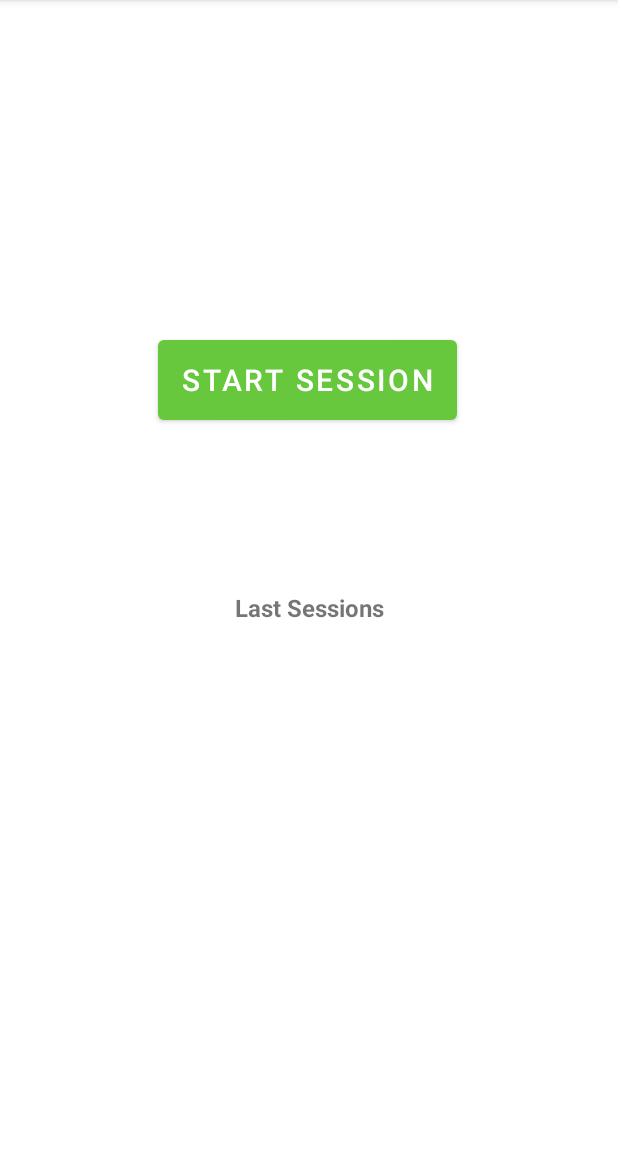
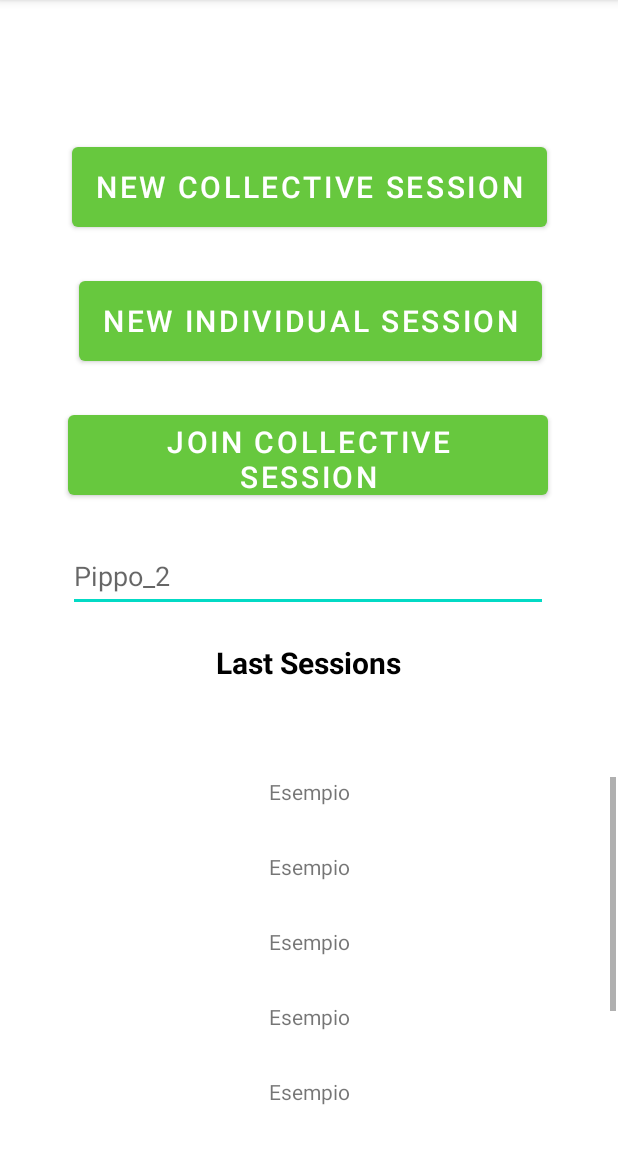
Before and after one commit to CarmeloAparo/TrainingStat, an Android app: the screen it shows after launch (MenuActivity), after a tap on "CONFIRM", on a phone screen of 412 x 824 dp, the part 84-1236 px from its top. Run offline under Robolectric (Android 15) with nearby library versions, the phone set to English and light mode, and no system bars.

Commit message:
[WIP] Menu activity structure

```diff
--- a/TrainingStat/app/src/main/java/it/unipi/dii/trainingstat/gui/MainActivity.java
+++ b/TrainingStat/app/src/main/java/it/unipi/dii/trainingstat/gui/MainActivity.java
@@ -20,7 +20,7 @@ public class MainActivity extends AppCompatActivity implements View.OnClickListe
         setContentView(R.layout.activity_main);
 
         // retrieve all relevant references of the initial activity
-        Button ConfirmButton = findViewById(R.id.ConfirmButton);
+        Button ConfirmButton = findViewById(R.id.mainConfirmButton);
 
         ConfirmButton.setOnClickListener(this);
 
@@ -29,7 +29,7 @@ public class MainActivity extends AppCompatActivity implements View.OnClickListe
     @Override
     public void onClick(View v) {
 
-        EditText UsernameInput = findViewById(R.id.editTextUsernameName);
+        EditText UsernameInput = findViewById(R.id.mainUsernameET);
         String Username = UsernameInput.getText().toString();
 
         // the username "aggregatedResults" is not usable
@@ -39,6 +39,10 @@ public class MainActivity extends AppCompatActivity implements View.OnClickListe
 
         }else {
 
+            /* TODO recuperare informazioni utente se esiste lo username
+             *  oppure inserire un nuovo ingresso nel DB per questo utente
+             */
+
             Intent i = new Intent(this, MenuActivity.class);
             i.putExtra("username", Username);
             startActivity(i);
--- a/TrainingStat/app/src/main/java/it/unipi/dii/trainingstat/gui/MenuActivity.java
+++ b/TrainingStat/app/src/main/java/it/unipi/dii/trainingstat/gui/MenuActivity.java
@@ -1,12 +1,12 @@
 package it.unipi.dii.trainingstat.gui;
-
-import androidx.appcompat.app.AppCompatActivity;
 
 import android.content.Intent;
 import android.os.Bundle;
 import android.view.View;
-import android.widget.Button;
 import android.widget.TextView;
+import android.widget.Toast;
+
+import androidx.appcompat.app.AppCompatActivity;
 
 import it.unipi.dii.trainingstat.R;
 import it.unipi.dii.trainingstat.SessionActivity;
@@ -22,16 +22,41 @@ public class MenuActivity extends AppCompatActivity {
 
         Intent i = getIntent();
         Username = i.getStringExtra("username");
-        TextView UsernameTextView = (TextView) findViewById(R.id.textViewUsername);
+        TextView UsernameTextView = findViewById(R.id.menuUsernameTV);
         UsernameTextView.setText(Username);
+
+        // TODO recuperare lista last sessions se presente
 
     }
 
-    public void StartSessionButtonClicked(View v){
+    public void newCollectiveSessionButtonClicked(View v){
+        Toast.makeText(this, "New collective session", Toast.LENGTH_SHORT).show();
+
+        /* TODO: generate una nuova session ID e aggiornare il DB
+        *    lanciare la attività dell'allenatore */
+
+    }
+
+    public void newIndividualSessionButtonClicked(View v){
 
         Intent i = new Intent(this, SessionActivity.class);
-        i.putExtra("sessionId", Username);
+        i.putExtra("username", Username);
+        /* TODO: generate una nuova session ID e aggiornare il DB
+        */
+        i.putExtra("sessionId", Username + "_2"); // CAMBIARE QUESTO VALORE HARD CODED
         startActivity(i);
+
+    }
+
+    public void joinCollectiveSessionButtonClicked(View v){
+        Toast.makeText(this, "Join collective session", Toast.LENGTH_SHORT).show();
+
+
+        /* TODO: controllare che sia stato inserito qualcosa nell'edit text
+        *   controllare che la sessione esista e che abbia status "started"
+        *   in caso di errore mostrare un toast informativo
+        *   altrimenti avviare la prossima attività
+        */
 
     }
 
--- a/TrainingStat/app/src/main/res/layout/activity_main.xml
+++ b/TrainingStat/app/src/main/res/layout/activity_main.xml
@@ -8,7 +8,7 @@
     tools:context=".gui.MainActivity">
 
     <Button
-        android:id="@+id/ConfirmButton"
+        android:id="@+id/mainConfirmButton"
         android:layout_width="0dp"
         android:layout_height="60dp"
         android:layout_marginStart="100dp"
@@ -21,7 +21,7 @@
         app:layout_constraintStart_toStartOf="parent" />
 
     <TextView
-        android:id="@+id/textViewInsertUsername"
+        android:id="@+id/mainInsertUsernameTV"
         android:layout_width="wrap_content"
         android:layout_height="wrap_content"
         android:layout_marginTop="24dp"
@@ -29,7 +29,7 @@
         android:textColor="#000000"
         android:textSize="34sp"
         android:textStyle="bold"
-        app:layout_constraintBottom_toTopOf="@+id/editTextUsernameName"
+        app:layout_constraintBottom_toTopOf="@+id/mainUsernameET"
         app:layout_constraintEnd_toEndOf="parent"
         app:layout_constraintHorizontal_bias="0.495"
         app:layout_constraintStart_toStartOf="parent"
@@ -37,7 +37,7 @@
         app:layout_constraintVertical_bias="0.543" />
 
     <EditText
-        android:id="@+id/editTextUsernameName"
+        android:id="@+id/mainUsernameET"
         android:layout_width="0dp"
         android:layout_height="70dp"
         android:layout_marginStart="32dp"
@@ -48,7 +48,7 @@
         android:importantForAccessibility="auto"
         android:importantForAutofill="no"
         android:inputType="textPersonName"
-        app:layout_constraintBottom_toTopOf="@+id/ConfirmButton"
+        app:layout_constraintBottom_toTopOf="@+id/mainConfirmButton"
         app:layout_constraintEnd_toEndOf="parent"
         app:layout_constraintHorizontal_bias="0.0"
         app:layout_constraintStart_toStartOf="parent" />
--- a/TrainingStat/app/src/main/res/layout/activity_menu.xml
+++ b/TrainingStat/app/src/main/res/layout/activity_menu.xml
@@ -7,41 +7,153 @@
     tools:context=".gui.MenuActivity">
 
     <TextView
-        android:id="@+id/textViewLastSessions"
+        android:id="@+id/menuUsernameTV"
         android:layout_width="wrap_content"
         android:layout_height="wrap_content"
-        android:text="@string/text_view_last_sessions"
-        android:textSize="16sp"
-        android:textStyle="bold"
-        app:layout_constraintBottom_toBottomOf="parent"
-        app:layout_constraintEnd_toEndOf="parent"
-        app:layout_constraintStart_toStartOf="parent"
-        app:layout_constraintTop_toTopOf="parent"
-        app:layout_constraintVertical_bias="0.528" />
-
-    <TextView
-        android:id="@+id/textViewUsername"
-        android:layout_width="wrap_content"
-        android:layout_height="wrap_content"
+        android:textColor="#000000"
         android:textSize="24sp"
         android:textStyle="bold"
-        app:layout_constraintBottom_toTopOf="@+id/startSessionButton"
+        app:layout_constraintBottom_toTopOf="@+id/menuNewCollectiveButton"
         app:layout_constraintEnd_toEndOf="parent"
         app:layout_constraintHorizontal_bias="0.087"
         app:layout_constraintStart_toStartOf="parent"
-        app:layout_constraintTop_toTopOf="parent"
-        app:layout_constraintVertical_bias="0.192" />
+        app:layout_constraintTop_toTopOf="parent" />
 
     <Button
-        android:id="@+id/startSessionButton"
+        android:id="@+id/menuNewCollectiveButton"
         android:layout_width="wrap_content"
         android:layout_height="65dp"
-        android:layout_marginBottom="108dp"
-        android:text="@string/start_session_button_text"
+        android:layout_marginTop="92dp"
+        android:onClick="newCollectiveSessionButtonClicked"
+        android:text="@string/new_collective_session_button_text"
         android:textSize="20sp"
-        app:layout_constraintBottom_toTopOf="@+id/textViewLastSessions"
         app:layout_constraintEnd_toEndOf="parent"
-        app:layout_constraintHorizontal_bias="0.495"
         app:layout_constraintStart_toStartOf="parent"
-        android:onClick="StartSessionButtonClicked"/>
+        app:layout_constraintTop_toTopOf="parent" />
+
+    <Button
+        android:id="@+id/menuNewIndividualButton"
+        android:layout_width="wrap_content"
+        android:layout_height="65dp"
+        android:layout_marginTop="24dp"
+        android:onClick="newIndividualSessionButtonClicked"
+        android:text="@string/new_individual_session_button_text"
+        android:textSize="20sp"
+        app:layout_constraintEnd_toEndOf="parent"
+        app:layout_constraintHorizontal_bias="0.51"
+        app:layout_constraintStart_toStartOf="parent"
+        app:layout_constraintTop_toBottomOf="@+id/menuNewCollectiveButton" />
+
+    <Button
+        android:id="@+id/menuJoinCollectiveButton"
+        android:layout_width="wrap_content"
+        android:layout_height="65dp"
+        android:layout_marginTop="24dp"
+        android:onClick="joinCollectiveSessionButtonClicked"
+        android:text="@string/join_collective_session_button_text"
+        android:textSize="20sp"
+        app:layout_constraintEnd_toEndOf="parent"
+        app:layout_constraintHorizontal_bias="0.493"
+        app:layout_constraintStart_toStartOf="parent"
+        app:layout_constraintTop_toBottomOf="@+id/menuNewIndividualButton" />
+
+    <EditText
+        android:id="@+id/menuInsertSessionIdET"
+        android:layout_width="320dp"
+        android:layout_height="48dp"
+        android:layout_marginTop="24dp"
+        android:hint="@string/insert_session_id_placeholder"
+        android:importantForAutofill="no"
+        android:inputType="text"
+        app:layout_constraintEnd_toEndOf="parent"
+        app:layout_constraintHorizontal_bias="0.494"
+        app:layout_constraintStart_toStartOf="parent"
+        app:layout_constraintTop_toBottomOf="@+id/menuJoinCollectiveButton" />
+
+    <TextView
+        android:id="@+id/menuLastSessionsTV"
+        android:layout_width="wrap_content"
+        android:layout_height="wrap_content"
+        android:layout_marginTop="20dp"
+        android:text="@string/text_view_last_sessions"
+        android:textColor="#000000"
+        android:textSize="20sp"
+        android:textStyle="bold"
+        app:layout_constraintEnd_toEndOf="parent"
+        app:layout_constraintHorizontal_bias="0.498"
+        app:layout_constraintStart_toStartOf="parent"
+        app:layout_constraintTop_toBottomOf="@+id/menuInsertSessionIdET" />
+
+    <ScrollView
+        android:layout_width="409dp"
+        android:layout_height="250dp"
+        android:visibility="visible"
+        app:layout_constraintBottom_toBottomOf="parent"
+        app:layout_constraintEnd_toEndOf="parent"
+        app:layout_constraintStart_toStartOf="parent">
+
+        <LinearLayout
+            android:layout_width="match_parent"
+            android:layout_height="wrap_content"
+            android:orientation="vertical">
+
+            <TextView
+                android:id="@+id/textView8"
+                android:layout_width="match_parent"
+                android:layout_height="50dp"
+                android:text="Esempio"
+                android:textAlignment="center" />
+
+            <TextView
+                android:id="@+id/textView7"
+                android:layout_width="match_parent"
+                android:layout_height="50dp"
+                android:text="Esempio"
+                android:textAlignment="center" />
+
+            <TextView
+                android:id="@+id/textView6"
+                android:layout_width="match_parent"
+                android:layout_height="50dp"
+                android:text="Esempio"
+                android:textAlignment="center" />
+
+            <TextView
+                android:id="@+id/textView5"
+                android:layout_width="match_parent"
+                android:layout_height="50dp"
+                android:text="Esempio"
+                android:textAlignment="center" />
+
+            <TextView
+                android:id="@+id/textView4"
+                android:layout_width="match_parent"
+                android:layout_height="50dp"
+                android:text="Esempio"
+                android:textAlignment="center" />
+
+            <TextView
+                android:id="@+id/textView3"
+                android:layout_width="match_parent"
+                android:layout_height="50dp"
+                android:text="Esempio"
+                android:textAlignment="center" />
+
+            <TextView
+                android:id="@+id/textView2"
+                android:layout_width="match_parent"
+                android:layout_height="50dp"
+                android:text="Esempio"
+                android:textAlignment="center" />
+
+            <TextView
+                android:id="@+id/textView"
+                android:layout_width="match_parent"
+                android:layout_height="50dp"
+                android:text="Esempio"
+                android:textAlignment="center" />
+        </LinearLayout>
+    </ScrollView>
+
+
 </androidx.constraintlayout.widget.ConstraintLayout>
--- a/TrainingStat/app/src/main/res/values/strings.xml
+++ b/TrainingStat/app/src/main/res/values/strings.xml
@@ -4,9 +4,12 @@
     <string name="insert_name_placeholder">e.g. John Smith</string>
     <string name="insert_username_message">INSERT USERNAME</string>
     <string name="text_view_last_sessions">Last Sessions</string>
-    <string name="start_session_button_text">START SESSION</string>
+    <string name="new_collective_session_button_text">NEW COLLECTIVE SESSION</string>
+    <string name="new_individual_session_button_text">NEW INDIVIDUAL SESSION</string>
+    <string name="join_collective_session_button_text">JOIN COLLECTIVE SESSION</string>
     <string name="start_button_text">START</string>
     <string name="stop_button_text">STOP</string>
     <string name="pause_button_text">PAUSE</string>
+    <string name="insert_session_id_placeholder">Pippo_2</string>
 
 </resources>
```
